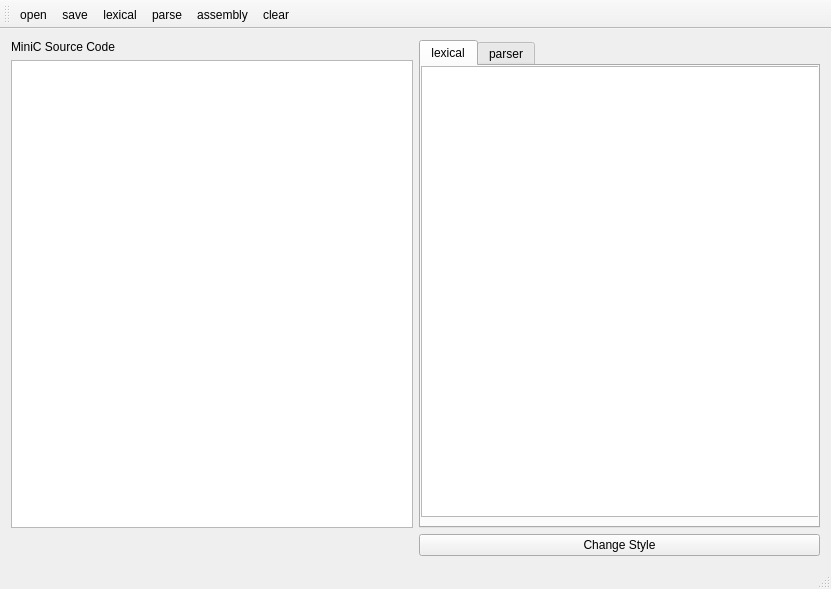
Above: MiniCTeat/mainwindow.ui from Dudebla/MiniC-CompilingPrinciplesCourse before the change. Below: the same form after it.
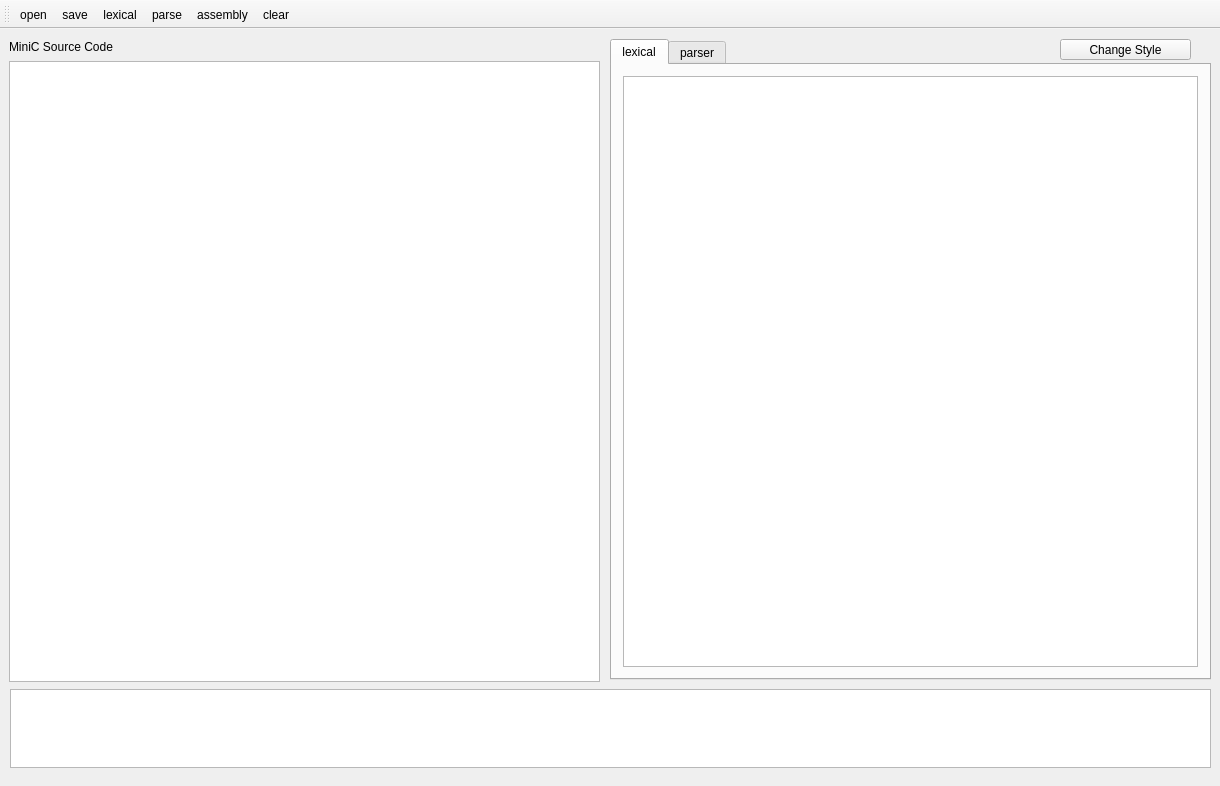
That is the form after the change. The open tabs and pages were chosen to show the change.

The edit to the form file:
```diff
--- a/MiniCTeat/mainwindow.ui
+++ b/MiniCTeat/mainwindow.ui
@@ -6,38 +6,62 @@
    <rect>
     <x>0</x>
     <y>0</y>
-    <width>831</width>
-    <height>589</height>
+    <width>1220</width>
+    <height>786</height>
    </rect>
   </property>
   <property name="windowTitle">
    <string>MainWindow</string>
   </property>
   <widget class="QWidget" name="centralWidget">
-   <layout class="QGridLayout" name="gridLayout_2">
-    <item row="0" column="0">
      <widget class="QLabel" name="label">
+    <property name="geometry">
+     <rect>
+      <x>9</x>
+      <y>9</y>
+      <width>128</width>
+      <height>17</height>
+     </rect>
+    </property>
       <property name="text">
        <string>MiniC Source Code</string>
       </property>
      </widget>
-    </item>
-    <item row="1" column="0">
      <widget class="QTextEdit" name="sourceTextEdit">
+    <property name="geometry">
+     <rect>
+      <x>9</x>
+      <y>32</y>
+      <width>591</width>
+      <height>621</height>
+     </rect>
+    </property>
       <property name="autoFillBackground">
        <bool>true</bool>
       </property>
      </widget>
-    </item>
-    <item row="2" column="1">
      <widget class="QPushButton" name="changeStyleButton">
+    <property name="geometry">
+     <rect>
+      <x>1060</x>
+      <y>10</y>
+      <width>131</width>
+      <height>21</height>
+     </rect>
+    </property>
       <property name="text">
        <string>Change Style</string>
       </property>
      </widget>
-    </item>
-    <item row="0" column="1" rowspan="2">
      <widget class="QTabWidget" name="tabWidget">
+    <property name="geometry">
+     <rect>
+      <x>610</x>
+      <y>10</y>
+      <width>601</width>
+      <height>641</height>
+     </rect>
+    </property>
       <property name="currentIndex">
        <number>1</number>
       </property>
@@ -45,37 +69,34 @@
        <attribute name="title">
         <string>lexical</string>
        </attribute>
-       <widget class="QTextEdit" name="lexicalTextEdit">
-        <property name="geometry">
-         <rect>
-          <x>0</x>
-          <y>0</y>
-          <width>401</width>
-          <height>451</height>
-         </rect>
-        </property>
-       </widget>
+     <layout class="QGridLayout" name="gridLayout_4">
+      <item row="0" column="0">
+       <widget class="QTextEdit" name="lexicalTextEdit"/>
+      </item>
+     </layout>
       </widget>
       <widget class="QWidget" name="parser">
        <attribute name="title">
         <string>parser</string>
        </attribute>
-       <widget class="QTextEdit" name="parserTextEdit">
+     <layout class="QGridLayout" name="gridLayout_5">
+      <item row="0" column="0">
+       <widget class="QTextEdit" name="parserTextEdit"/>
+      </item>
+     </layout>
+    </widget>
+   </widget>
+   <widget class="QTextEdit" name="synerrorTextEdit">
         <property name="geometry">
          <rect>
-          <x>0</x>
-          <y>0</y>
-          <width>401</width>
-          <height>451</height>
+      <x>10</x>
+      <y>660</y>
+      <width>1201</width>
+      <height>79</height>
          </rect>
         </property>
        </widget>
       </widget>
-     </widget>
-    </item>
-   </layout>
-  </widget>
-  <widget class="QStatusBar" name="statusBar"/>
   <widget class="QToolBar" name="mainToolBar">
    <attribute name="toolBarArea">
     <enum>TopToolBarArea</enum>
```
Left out of the diff: 2 changed lines with no effect on the pictures. Lines whose indentation alone changed are shown as unchanged.
